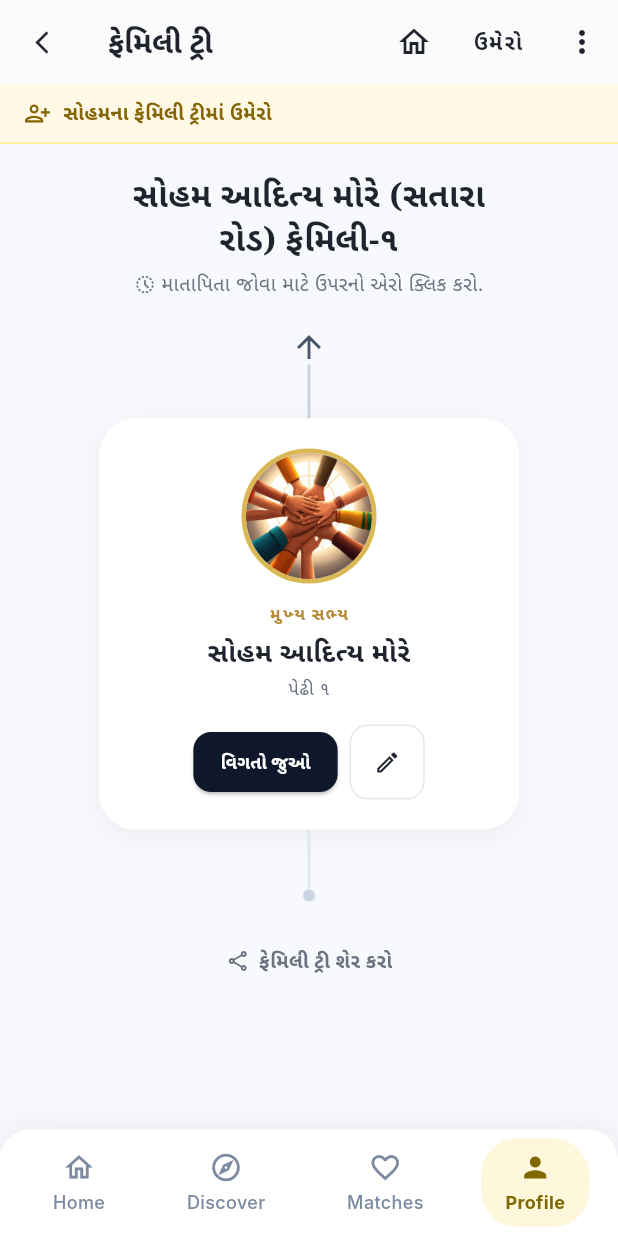
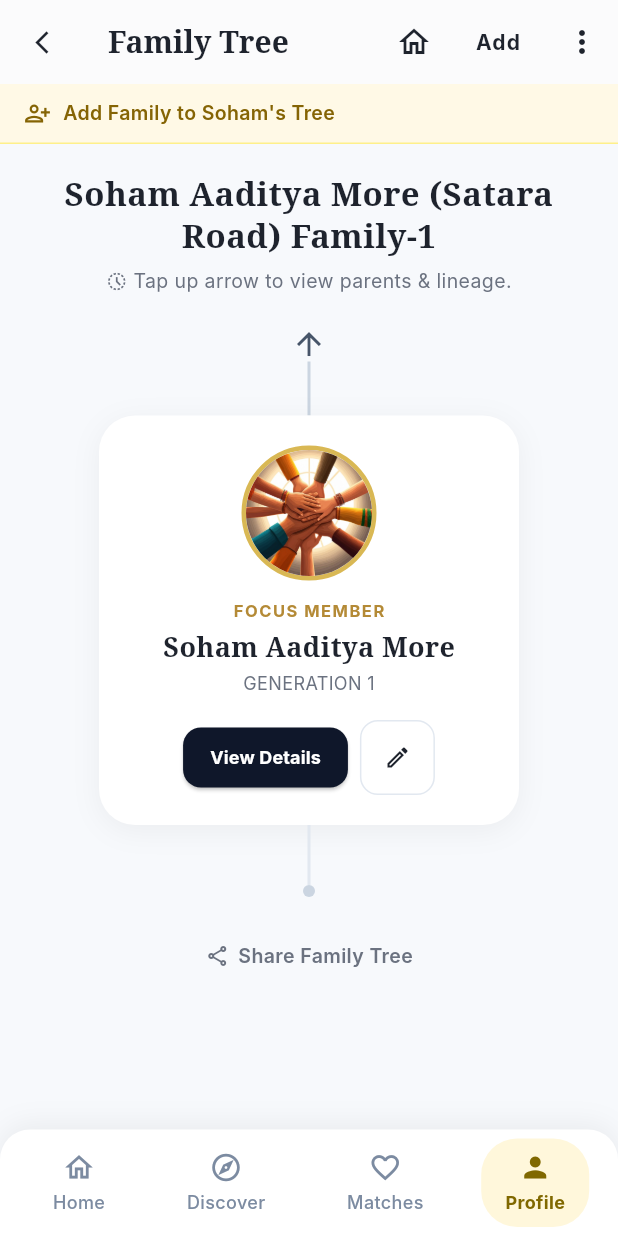
Before and after one commit to Sejal-rai-1608/Heritage-App, a Flutter app: the FamilyTreeScreen screen opened directly, on a phone screen of 412 x 824 dp. Run offline on Flutter 3.47's test engine with Material 3 defaults, Android fonts, the phone set to English and light mode, and no system bars; our stand-ins replace image_picker, video_player; Roboto replaces fonts that are missing (Inter).

Commit message:
Fix string literal syntax in family_tree_screen.dart

```diff
--- a/lib/screens/family_tree_screen.dart
+++ b/lib/screens/family_tree_screen.dart
@@ -1,5 +1,7 @@
 import 'dart:io';
 import 'package:flutter/material.dart';
+import 'package:provider/provider.dart';
+import '../providers/language_provider.dart';
 import '../widgets/custom_bottom_navbar.dart';
 import 'home_screen.dart';
 
@@ -19,9 +21,9 @@ class FamilyTreeScreen extends StatefulWidget {
 
 class _FamilyTreeScreenState extends State<FamilyTreeScreen> {
   // Level of visible tree:
-  // 1 = Focus Member only (Image 1)
-  // 2 = Parents & Children (Image 2)
-  // 3 = 3-Generations Grandparents, Parents & Children (Image 3)
+  // 1 = Focus Member only
+  // 2 = Parents & Children
+  // 3 = 3-Generations Grandparents, Parents & Children
   int _treeLevel = 1;
 
   void _expandTreeUp() {
@@ -44,9 +46,12 @@ class _FamilyTreeScreenState extends State<FamilyTreeScreen> {
 
   @override
   Widget build(BuildContext context) {
+    final lang = Provider.of<LanguageProvider>(context);
+    final bool isGu = lang.currentLanguage == 'gu';
+
     final displayName = (widget.userName != null && widget.userName!.isNotEmpty)
-        ? widget.userName!
-        : 'સોહમ આદિત્ય મોરે';
+        ? (isGu ? widget.userName! : 'Soham Aaditya More')
+        : (isGu ? 'સોહમ આદિત્ય મોરે' : 'Soham Aaditya More');
 
     return Scaffold(
       backgroundColor: const Color(0xFFF7F9FC),
@@ -57,9 +62,9 @@ class _FamilyTreeScreenState extends State<FamilyTreeScreen> {
           icon: const Icon(Icons.arrow_back_ios_new, size: 18, color: Color(0xFF1E232D)),
           onPressed: () => Navigator.pop(context),
         ),
-        title: const Text(
-          'ફેમિલી ટ્રી',
-          style: TextStyle(
+        title: Text(
+          isGu ? 'ફેમિલી ટ્રી' : 'Family Tree',
+          style: const TextStyle(
             fontFamily: 'Serif',
             fontSize: 20,
             fontWeight: FontWeight.bold,
@@ -81,12 +86,18 @@ class _FamilyTreeScreenState extends State<FamilyTreeScreen> {
           TextButton(
             onPressed: () {
               ScaffoldMessenger.of(context).showSnackBar(
-                const SnackBar(content: Text('સભ્યો ઉમેરવા માટે પ્રોફાઇલ સ્ક્રીન પર "+ કુટુંબના સભ્ય ઉમેરો" વાપરો')),
+                SnackBar(
+                  content: Text(
+                    isGu
+                        ? 'સભ્યો ઉમેરવા માટે પ્રોફાઇલ સ્ક્રીન પર "+ કુટુંબના સભ્ય ઉમેરો" વાપરો'
+                        : 'Use "+ Add Family Member" on Profile Screen to add members',
+                  ),
+                ),
               );
             },
-            child: const Text(
-              'ઉમેરો',
-              style: TextStyle(
+            child: Text(
+              isGu ? 'ઉમેરો' : 'Add',
+              style: const TextStyle(
                 fontWeight: FontWeight.bold,
                 fontSize: 14,
                 color: Color(0xFF1E232D),
@@ -104,7 +115,7 @@ class _FamilyTreeScreenState extends State<FamilyTreeScreen> {
         children: [
           Column(
             children: [
-              // Top Yellow Banner: "Add Family To Soham's Tree"
+              // Top Yellow Banner
               Container(
                 width: double.infinity,
                 padding: const EdgeInsets.symmetric(horizontal: 16, vertical: 10),
@@ -118,8 +129,10 @@ class _FamilyTreeScreenState extends State<FamilyTreeScreen> {
                     const SizedBox(width: 8),
                     Text(
                       _treeLevel == 1
-                          ? "સોહમના ફેમિલી ટ્રીમાં ઉમેરો"
-                          : (_treeLevel == 2 ? "આદિત્યના ફેમિલી ટ્રીમાં ઉમેરો" : "શાંતનુના ફેમિલી ટ્રીમાં ઉમેરો"),
+                          ? (isGu ? "સોહમના ફેમિલી ટ્રીમાં ઉમેરો" : "Add Family to Soham's Tree")
+                          : (_treeLevel == 2
+                              ? (isGu ? "આદિત્યના ફેમિલી ટ્રીમાં ઉમેરો" : "Add Family to Aditya's Tree")
+                              : (isGu ? "શાંતનુના ફેમિલી ટ્રીમાં ઉમેરો" : "Add Family to Shantanu's Tree")),
                       style: const TextStyle(
                         fontSize: 13,
                         fontWeight: FontWeight.w600,
@@ -140,10 +153,14 @@ class _FamilyTreeScreenState extends State<FamilyTreeScreen> {
                       // Header Title
                       Text(
                         _treeLevel == 1
-                            ? 'સોહમ આદિત્ય મોરે (સતારા\nરોડ) ફેમિલી-૧'
+                            ? (isGu
+                                ? 'સોહમ આદિત્ય મોરે (સતારા રોડ) ફેમિલી-૧'
+                                : 'Soham Aaditya More (Satara Road) Family-1')
                             : (_treeLevel == 2
-                                ? 'આદિત્ય શાંતનુ મોરે (સતારા\nરોડ)'
-                                : 'શાંતનુ મોરે (સતારા રોડ)'),
+                                ? (isGu
+                                    ? 'આદિત્ય શાંતનુ મોરે (સતારા રોડ)'
+                                    : 'Aditya Shantanu More (Satara Road)')
+                                : (isGu ? 'શાંતનુ મોરે (સતારા રોડ)' : 'Shantanu More (Satara Road)')),
                         textAlign: TextAlign.center,
                         style: const TextStyle(
                           fontFamily: 'Serif',
@@ -155,9 +172,9 @@ class _FamilyTreeScreenState extends State<FamilyTreeScreen> {
                       ),
                       if (_treeLevel == 2) ...[
                         const SizedBox(height: 4),
-                        const Text(
-                          'ફેમિલી-૪',
-                          style: TextStyle(
+                        Text(
+                          isGu ? 'ફેમિલી-૪' : 'Family-4',
+                          style: const TextStyle(
                             fontFamily: 'Serif',
                             fontSize: 18,
                             fontWeight: FontWeight.bold,
@@ -166,9 +183,9 @@ class _FamilyTreeScreenState extends State<FamilyTreeScreen> {
                         ),
                       ] else if (_treeLevel == 3) ...[
                         const SizedBox(height: 4),
-                        const Text(
-                          'ફેમિલી-૬',
-                          style: TextStyle(
+                        Text(
+                          isGu ? 'ફેમિલી-૬' : 'Family-6',
+                          style: const TextStyle(
                             fontFamily: 'Serif',
                             fontSize: 18,
                             fontWeight: FontWeight.bold,
@@ -183,12 +200,14 @@ class _FamilyTreeScreenState extends State<FamilyTreeScreen> {
                         onTap: _expandTreeUp,
                         child: Row(
                           mainAxisAlignment: MainAxisAlignment.center,
-                          children: const [
-                            Icon(Icons.history_toggle_off, size: 14, color: Color(0xFF6B7280)),
-                            SizedBox(width: 4),
+                          children: [
+                            const Icon(Icons.history_toggle_off, size: 14, color: Color(0xFF6B7280)),
+                            const SizedBox(width: 4),
                             Text(
-                              'માતાપિતા જોવા માટે ઉપરનો એરો ક્લિક કરો.',
-                              style: TextStyle(
+                              isGu
+                                  ? 'માતાપિતા જોવા માટે ઉપરનો એરો ક્લિક કરો.'
+                                  : 'Tap up arrow to view parents & lineage.',
+                              style: const TextStyle(
                                 fontSize: 13,
                                 color: Color(0xFF6B7280),
                               ),
@@ -200,11 +219,11 @@ class _FamilyTreeScreenState extends State<FamilyTreeScreen> {
 
                       // RENDER TREE FLOW CHART ACCORDING TO LEVEL
                       if (_treeLevel == 1)
-                        _buildLevel1FocusView(displayName)
+                        _buildLevel1FocusView(displayName, isGu)
                       else if (_treeLevel == 2)
-                        _buildLevel2ParentsChildrenView()
+                        _buildLevel2ParentsChildrenView(isGu)
                       else
-                        _buildLevel3FullGenerationsView(),
+                        _buildLevel3FullGenerationsView(isGu),
 
                       const SizedBox(height: 30),
 
@@ -212,17 +231,21 @@ class _FamilyTreeScreenState extends State<FamilyTreeScreen> {
                       GestureDetector(
                         onTap: () {
                           ScaffoldMessenger.of(context).showSnackBar(
-                            const SnackBar(content: Text('ફેમિલી ટ્રી શેર થઈ રહ્યું છે...')),
+                            SnackBar(
+                              content: Text(
+                                isGu ? 'ફેમિલી ટ્રી શેર થઈ રહ્યું છે...' : 'Sharing family tree...',
+                              ),
+                            ),
                           );
                         },
                         child: Row(
                           mainAxisAlignment: MainAxisAlignment.center,
-                          children: const [
-                            Icon(Icons.share_outlined, size: 16, color: Color(0xFF6B7280)),
-                            SizedBox(width: 6),
+                          children: [
+                            const Icon(Icons.share_outlined, size: 16, color: Color(0xFF6B7280)),
+                            const SizedBox(width: 6),
                             Text(
-                              'ફેમિલી ટ્રી શેર કરો',
-                              style: TextStyle(
+                              isGu ? 'ફેમિલી ટ્રી શેર કરો' : 'Share Family Tree',
+                              style: const TextStyle(
                                 fontSize: 13,
                                 fontWeight: FontWeight.w600,
                                 color: Color(0xFF6B7280),
@@ -246,8 +269,8 @@ class _FamilyTreeScreenState extends State<FamilyTreeScreen> {
     );
   }
 
-  // --- LEVEL 1: FOCUS MEMBER CARD (Image 1) ---
-  Widget _buildLevel1FocusView(String name) {
+  // --- LEVEL 1: FOCUS MEMBER CARD ---
+  Widget _buildLevel1FocusView(String name, bool isGu) {
     return Column(
       children: [
         // Up Arrow Line
@@ -302,9 +325,9 @@ class _FamilyTreeScreenState extends State<FamilyTreeScreen> {
               const SizedBox(height: 12),
 
               // FOCUS MEMBER Badge
-              const Text(
-                'મુખ્ય સભ્ય',
-                style: TextStyle(
+              Text(
+                isGu ? 'મુખ્ય સભ્ય' : 'FOCUS MEMBER',
+                style: const TextStyle(
                   fontSize: 11,
                   fontWeight: FontWeight.bold,
                   letterSpacing: 1.0,
@@ -323,23 +346,29 @@ class _FamilyTreeScreenState extends State<FamilyTreeScreen> {
                 ),
               ),
               const SizedBox(height: 2),
-              const Text(
-                'પેઢી ૧',
-                style: TextStyle(
+              Text(
+                isGu ? 'પેઢી ૧' : 'GENERATION 1',
+                style: const TextStyle(
                   fontSize: 12,
                   color: Color(0xFF6B7280),
                 ),
               ),
               const SizedBox(height: 16),
 
-              // Action Buttons: View Details & Edit Pencil
+              // Action Buttons
               Row(
                 mainAxisAlignment: MainAxisAlignment.center,
                 children: [
                   ElevatedButton(
                     onPressed: () {
                       ScaffoldMessenger.of(context).showSnackBar(
-                        const SnackBar(content: Text('સોહમ મોરેની પ્રોફાઇલ વિગતો જુઓ')),
+                        SnackBar(
+                          content: Text(
+                            isGu
+                                ? 'સોહમ મોરેની પ્રોફાઇલ વિગતો જુઓ'
+                                : 'Viewing profile details of Soham More',
+                          ),
+                        ),
                       );
                     },
                     style: ElevatedButton.styleFrom(
@@ -347,9 +376,9 @@ class _FamilyTreeScreenState extends State<FamilyTreeScreen> {
                       shape: RoundedRectangleBorder(borderRadius: BorderRadius.circular(12)),
                       padding: const EdgeInsets.symmetric(horizontal: 18, vertical: 10),
                     ),
-                    child: const Text(
-                      'વિગતો જુઓ',
-                      style: TextStyle(color: Colors.white, fontWeight: FontWeight.bold, fontSize: 12),
+                    child: Text(
+                      isGu ? 'વિગતો જુઓ' : 'View Details',
+                      style: const TextStyle(color: Colors.white, fontWeight: FontWeight.bold, fontSize: 12),
                     ),
                   ),
                   const SizedBox(width: 8),
@@ -387,8 +416,8 @@ class _FamilyTreeScreenState extends State<FamilyTreeScreen> {
     );
   }
 
-  // --- LEVEL 2: PARENTS & CHILDREN FLOW CHART (Image 2) ---
-  Widget _buildLevel2ParentsChildrenView() {
+  // --- LEVEL 2: PARENTS & CHILDREN FLOW CHART ---
+  Widget _buildLevel2ParentsChildrenView(bool isGu) {
     return Column(
       children: [
         // Parents Row (Top)
@@ -396,13 +425,13 @@ class _FamilyTreeScreenState extends State<FamilyTreeScreen> {
           mainAxisAlignment: MainAxisAlignment.spaceEvenly,
           children: [
             _buildTreeNodeItem(
-              name: 'આદિત્ય મોરે',
+              name: isGu ? 'આદિત્ય મોરે' : 'Aditya More',
               imagePath: 'assets/images/sanjay_profile.png',
               directionIcon: Icons.arrow_upward,
               onTap: _expandTreeUp,
             ),
             _buildTreeNodeItem(
-              name: 'વૈશાલી મોરે',
+              name: isGu ? 'વૈશાલી મોરે' : 'Vaishali More',
               imagePath: null,
               directionIcon: Icons.arrow_upward,
               onTap: _expandTreeUp,
@@ -410,7 +439,6 @@ class _FamilyTreeScreenState extends State<FamilyTreeScreen> {
           ],
         ),
 
-        // T-Connector Line (Parents to Children)
         _buildTConnectorLine(),
 
         // Children Row (Bottom)
@@ -418,14 +446,14 @@ class _FamilyTreeScreenState extends State<FamilyTreeScreen> {
           mainAxisAlignment: MainAxisAlignment.spaceEvenly,
           children: [
             _buildTreeNodeItem(
-              name: 'સોહમ મોરે',
+              name: isGu ? 'સોહમ મોરે' : 'Soham More',
               imagePath: widget.profileImagePath ?? 'assets/images/image1.jpeg',
               directionIcon: Icons.arrow_downward,
               isHighlight: true,
               onTap: () {},
             ),
             _buildTreeNodeItem(
-              name: 'રીયા મોરે',
+              name: isGu ? 'રીયા મોરે' : 'Riya More',
               imagePath: null,
               directionIcon: Icons.arrow_downward,
               onTap: () {},
@@ -436,14 +464,17 @@ class _FamilyTreeScreenState extends State<FamilyTreeScreen> {
         const SizedBox(height: 20),
         OutlinedButton(
           onPressed: _reduceGenerations,
-          child: const Text('ઓછી પેઢીઓ', style: TextStyle(color: Color(0xFF856404))),
+          child: Text(
+            isGu ? 'ઓછી પેઢીઓ' : 'Fewer Generations',
+            style: const TextStyle(color: Color(0xFF856404)),
+          ),
         ),
       ],
     );
   }
 
-  // --- LEVEL 3: 3-GENERATIONS FULL FLOW CHART (Image 3) ---
-  Widget _buildLevel3FullGenerationsView() {
+  // --- LEVEL 3: 3-GENERATIONS FULL FLOW CHART ---
+  Widget _buildLevel3FullGenerationsView(bool isGu) {
     return Column(
       children: [
         // 1. Grandparents Generation (Top)
@@ -451,13 +482,13 @@ class _FamilyTreeScreenState extends State<FamilyTreeScreen> {
           mainAxisAlignment: MainAxisAlignment.spaceEvenly,
           children: [
             _buildTreeNodeItem(
-              name: 'શાંતનુ મોરે',
+              name: isGu ? 'શાંતનુ મોરે' : 'Shantanu More',
               imagePath: 'assets/images/sanjay_profile.png',
               directionIcon: Icons.arrow_upward,
               onTap: () {},
             ),
             _buildTreeNodeItem(
-              name: 'માનસી મોરે',
+              name: isGu ? 'માનસી મોરે' : 'Manasi More',
               imagePath: null,
               directionIcon: Icons.arrow_upward,
               onTap: () {},
@@ -472,13 +503,13 @@ class _FamilyTreeScreenState extends State<FamilyTreeScreen> {
           mainAxisAlignment: MainAxisAlignment.spaceEvenly,
           children: [
             _buildTreeNodeItem(
-              name: 'આદિત્ય મોરે',
+              name: isGu ? 'આદિત્ય મોરે' : 'Aditya More',
               imagePath: 'assets/images/sanjay_profile.png',
               directionIcon: Icons.arrow_downward,
               onTap: () {},
             ),
             _buildTreeNodeItem(
-              name: 'વૈશાલી મોરે',
+              name: isGu ? 'વૈશાલી મોરે' : 'Vaishali More',
               imagePath: null,
               directionIcon: Icons.arrow_upward,
               onTap: () {},
@@ -493,7 +524,7 @@ class _FamilyTreeScreenState extends State<FamilyTreeScreen> {
           mainAxisAlignment: MainAxisAlignment.spaceEvenly,
           children: [
             _buildTreeNodeItem(
-              name: 'સોહમ મોરે',
+              name: isGu ? 'સોહમ મોરે' : 'Soham More',
               imagePath: widget.profileImagePath ?? 'assets/images/image1.jpeg',
               directionIcon: Icons.arrow_downward,
               isHighlight: true,
@@ -501,7 +532,7 @@ class _FamilyTreeScreenState extends State<FamilyTreeScreen> {
               onTap: () {},
             ),
             _buildTreeNodeItem(
-              name: 'રીયા મોરે',
+              name: isGu ? 'રીયા મોરે' : 'Riya More',
               imagePath: null,
               directionIcon: Icons.arrow_downward,
               onTap: () {},
@@ -516,27 +547,27 @@ class _FamilyTreeScreenState extends State<FamilyTreeScreen> {
             GestureDetector(
               onTap: _reduceGenerations,
               child: Column(
-                children: const [
-                  Text('ઓછી', style: TextStyle(color: Color(0xFF856404), fontWeight: FontWeight.bold, fontSize: 13)),
-                  Text('પેઢીઓ', style: TextStyle(color: Color(0xFF64748B), fontSize: 11)),
+                children: [
+                  Text(isGu ? 'ઓછી' : 'FEWER', style: const TextStyle(color: Color(0xFF856404), fontWeight: FontWeight.bold, fontSize: 13)),
+                  Text(isGu ? 'પેઢીઓ' : 'GENERATIONS', style: const TextStyle(color: Color(0xFF64748B), fontSize: 11)),
                 ],
               ),
             ),
             GestureDetector(
               onTap: _reduceGenerations,
               child: Column(
-                children: const [
-                  Text('ઓછી', style: TextStyle(color: Color(0xFF856404), fontWeight: FontWeight.bold, fontSize: 13)),
-                  Text('પેઢીઓ', style: TextStyle(color: Color(0xFF64748B), fontSize: 11)),
+                children: [
+                  Text(isGu ? 'ઓછી' : 'FEWER', style: const TextStyle(color: Color(0xFF856404), fontWeight: FontWeight.bold, fontSize: 13)),
+                  Text(isGu ? 'પેઢીઓ' : 'GENERATIONS', style: const TextStyle(color: Color(0xFF64748B), fontSize: 11)),
                 ],
               ),
             ),
             GestureDetector(
               onTap: _reduceGenerations,
               child: Column(
-                children: const [
-                  Text('ઓછી', style: TextStyle(color: Color(0xFF856404), fontWeight: FontWeight.bold, fontSize: 13)),
-                  Text('પેઢીઓ', style: TextStyle(color: Color(0xFF64748B), fontSize: 11)),
+                children: [
+                  Text(isGu ? 'ઓછી' : 'FEWER', style: const TextStyle(color: Color(0xFF856404), fontWeight: FontWeight.bold, fontSize: 13)),
+                  Text(isGu ? 'પેઢીઓ' : 'GENERATIONS', style: const TextStyle(color: Color(0xFF64748B), fontSize: 11)),
                 ],
               ),
             ),
```
